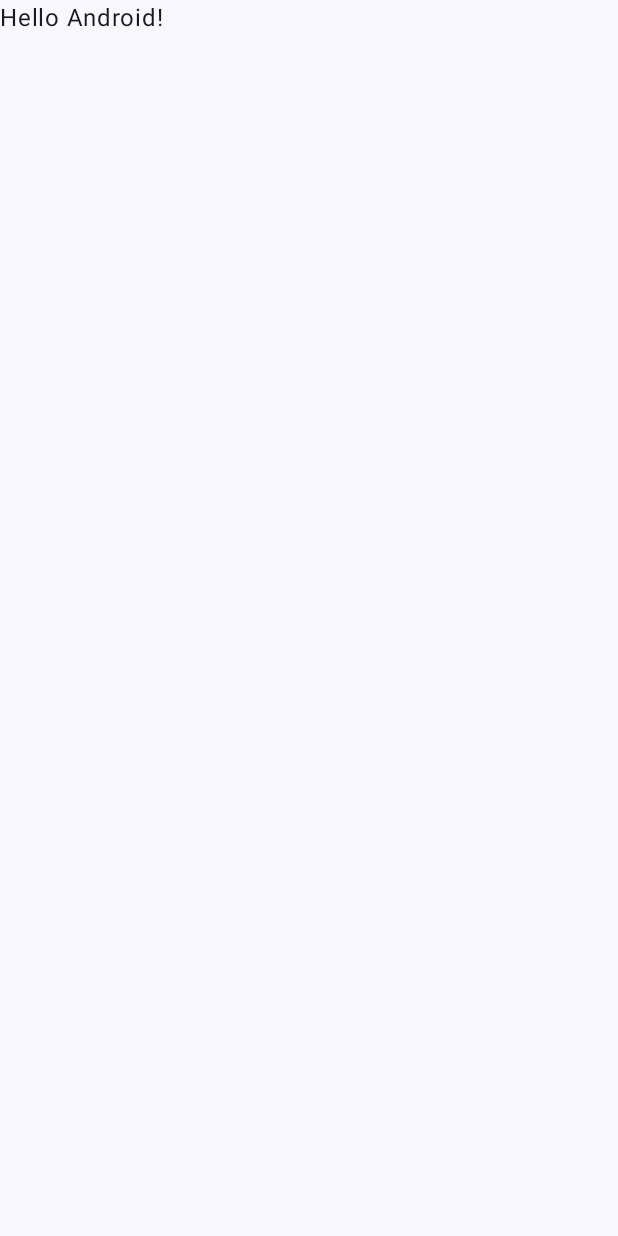
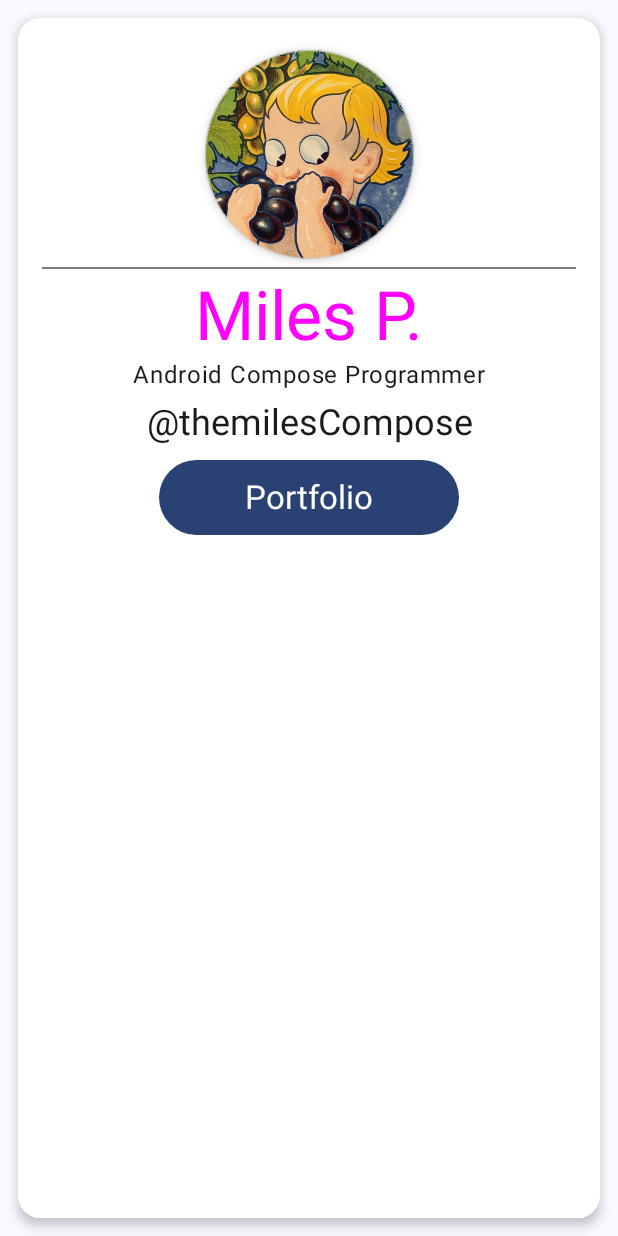
Before and after one commit to dilekbaykara/JetBizCard, an Android app built with Jetpack Compose: the screen it shows after launch (MainActivity), on a phone screen of 412 x 824 dp. Before the commit the screen is almost empty. Run offline under Robolectric (Android 15) with nearby library versions, the phone set to English and light mode, and no system bars.

Commit message:
styled and added remaining components for project

```diff
--- a/app/src/main/java/com/example/jetbizcard/MainActivity.kt
+++ b/app/src/main/java/com/example/jetbizcard/MainActivity.kt
@@ -1,15 +1,53 @@
 package com.example.jetbizcard
 
 import android.os.Bundle
+import android.util.Log
 import androidx.activity.ComponentActivity
 import androidx.activity.compose.setContent
+import androidx.compose.foundation.BorderStroke
+import androidx.compose.foundation.Image
+import androidx.compose.foundation.background
+import androidx.compose.foundation.layout.Arrangement
+import androidx.compose.foundation.layout.Box
+import androidx.compose.foundation.layout.Column
+import androidx.compose.foundation.layout.Row
+import androidx.compose.foundation.layout.fillMaxHeight
 import androidx.compose.foundation.layout.fillMaxSize
+import androidx.compose.foundation.layout.fillMaxWidth
+import androidx.compose.foundation.layout.height
+import androidx.compose.foundation.layout.padding
+import androidx.compose.foundation.layout.size
+import androidx.compose.foundation.layout.width
+import androidx.compose.foundation.lazy.LazyColumn
+import androidx.compose.foundation.lazy.items
+import androidx.compose.foundation.shape.CircleShape
+import androidx.compose.foundation.shape.CornerSize
+import androidx.compose.foundation.shape.RoundedCornerShape
+import androidx.compose.material3.Button
+import androidx.compose.material3.ButtonColors
+import androidx.compose.material3.ButtonDefaults
+import androidx.compose.material3.Card
+import androidx.compose.material3.CardDefaults
+import androidx.compose.material3.CardElevation
+import androidx.compose.material3.Divider
+import androidx.compose.material3.DividerDefaults
+import androidx.compose.material3.ElevatedCard
 import androidx.compose.material3.MaterialTheme
 import androidx.compose.material3.Surface
 import androidx.compose.material3.Text
 import androidx.compose.runtime.Composable
+import androidx.compose.runtime.mutableStateOf
+import androidx.compose.runtime.remember
+import androidx.compose.ui.Alignment
 import androidx.compose.ui.Modifier
+import androidx.compose.ui.draw.scale
+import androidx.compose.ui.graphics.Color
+import androidx.compose.ui.graphics.RectangleShape
+import androidx.compose.ui.layout.ContentScale
+import androidx.compose.ui.res.painterResource
+import androidx.compose.ui.text.font.FontWeight
 import androidx.compose.ui.tooling.preview.Preview
+import androidx.compose.ui.unit.dp
 import com.example.jetbizcard.ui.theme.JetBizCardTheme
 
 class MainActivity : ComponentActivity() {
@@ -22,25 +60,175 @@ class MainActivity : ComponentActivity() {
                     modifier = Modifier.fillMaxSize(),
                     color = MaterialTheme.colorScheme.background
                 ) {
-                    Greeting("Android")
+                   CreateBizCard()
                 }
             }
         }
     }
 }
 
+
+
 @Composable
-fun Greeting(name: String, modifier: Modifier = Modifier) {
-    Text(
-        text = "Hello $name!",
+fun CreateBizCard() {
+    val buttonClickedState = remember {
+        mutableStateOf(false)
+    }
+    Surface(
+        modifier = Modifier
+            .fillMaxWidth()
+            .fillMaxHeight()
+            .background(Color.White)
+    ) {
+        Card(
+            modifier = Modifier
+                .width(200.dp)
+                .height(390.dp)
+                .padding(12.dp),
+            shape = RoundedCornerShape(corner = CornerSize(15.dp)),
+            colors = CardDefaults.cardColors(
+                containerColor = Color.White
+            ),
+            elevation = CardDefaults.cardElevation(4.dp)
+        ) {
+            Column(
+                modifier = Modifier
+                    .fillMaxSize()
+                    .padding(16.dp),
+                verticalArrangement = Arrangement.Top,
+                horizontalAlignment = Alignment.CenterHorizontally
+            ) {
+                CreateImageProfile()
+                Divider()
+                CreateInfo()
+                Button(onClick = {
+                buttonClickedState.value = !buttonClickedState.value
+                },
+                    modifier = Modifier
+                        .height(50.dp)
+                        .width(200.dp),
+
+                ) {
+                    Text(text = "Portfolio",
+                    style = MaterialTheme.typography.titleLarge)
+                }
+                if (buttonClickedState.value) {
+                    Content()
+                } else {
+                    Box {
+
+                    }
+                }
+
+            }
+        }
+    }
+}
+
+
+@Preview
+@Composable
+fun Content(){
+Box( modifier = Modifier
+    .fillMaxHeight()
+    .fillMaxWidth()
+    .padding(5.dp)) {
+    Surface(modifier = Modifier
+        .padding(3.dp)
+        .fillMaxWidth()
+        .fillMaxHeight(),
+    shape = RoundedCornerShape(corner = CornerSize(6.dp)),
+        border = BorderStroke(width = 2.dp,
+            color = Color.LightGray)
+    ) {
+
+        Portfolio(data = listOf("Project 1", "Project 2", "Project 3", ))
+
+    }
+}
+}
+
+@Composable
+fun Portfolio(data: List<String>) {
+LazyColumn {
+    items(data) {item ->
+       Card(modifier = Modifier
+           .padding(13.dp)
+           .fillMaxWidth(),
+           shape = RectangleShape,
+           elevation = CardDefaults.cardElevation()) {
+           Row(modifier = Modifier
+               .fillMaxWidth()
+               .padding(8.dp)
+               .background(MaterialTheme.colorScheme.surface)
+               .padding(7.dp)) {
+               CreateImageProfile(modifier = Modifier.size(100.dp))
+               Column(modifier = Modifier.padding(7.dp).align(alignment = Alignment.CenterVertically)) {
+                   Text(text = item, fontWeight = FontWeight.Bold)
+                   Text(text = "Awesome Project", style = MaterialTheme.typography.bodyMedium)
+               }
+
+           }
+       }
+    }
+}
+
+}
+
+
+@Composable
+private fun CreateInfo() {
+    Column(
+        modifier = Modifier.padding(5.dp),
+        horizontalAlignment = Alignment.CenterHorizontally
+    ) {
+        Text(
+            text = "Miles P.",
+            style = MaterialTheme.typography.displayMedium,
+            color = Color.Magenta
+        )
+
+        Text(
+            text = "Android Compose Programmer",
+            modifier = Modifier.padding(3.dp),
+            style = MaterialTheme.typography.bodyLarge
+        )
+
+        Text(
+            text = "@themilesCompose",
+            modifier = Modifier.padding(3.dp),
+            style = MaterialTheme.typography.headlineSmall
+        )
+
+
+    }
+}
+
+@Composable
+private fun CreateImageProfile(modifier: Modifier = Modifier) {
+    Surface(
         modifier = modifier
-    )
+            .size(150.dp)
+            .padding(5.dp),
+        shape = CircleShape,
+        border = BorderStroke(0.5.dp, Color.LightGray),
+        color = Color.White, // Set the color of the circular Surface
+        shadowElevation = 4.dp
+    ) {
+        Image(
+            painter = painterResource(id = R.drawable.profile_img),
+            contentDescription = "profile image",
+            modifier = Modifier.size(135.dp),
+            contentScale = ContentScale.Crop
+
+        )
+    }
 }
 
 @Preview(showBackground = true)
 @Composable
 fun GreetingPreview() {
     JetBizCardTheme {
-        Greeting("Android")
+CreateBizCard()
     }
 }
```
Also changed, not shown: app/src/main/res/drawable/profile_img.jpg (added).
